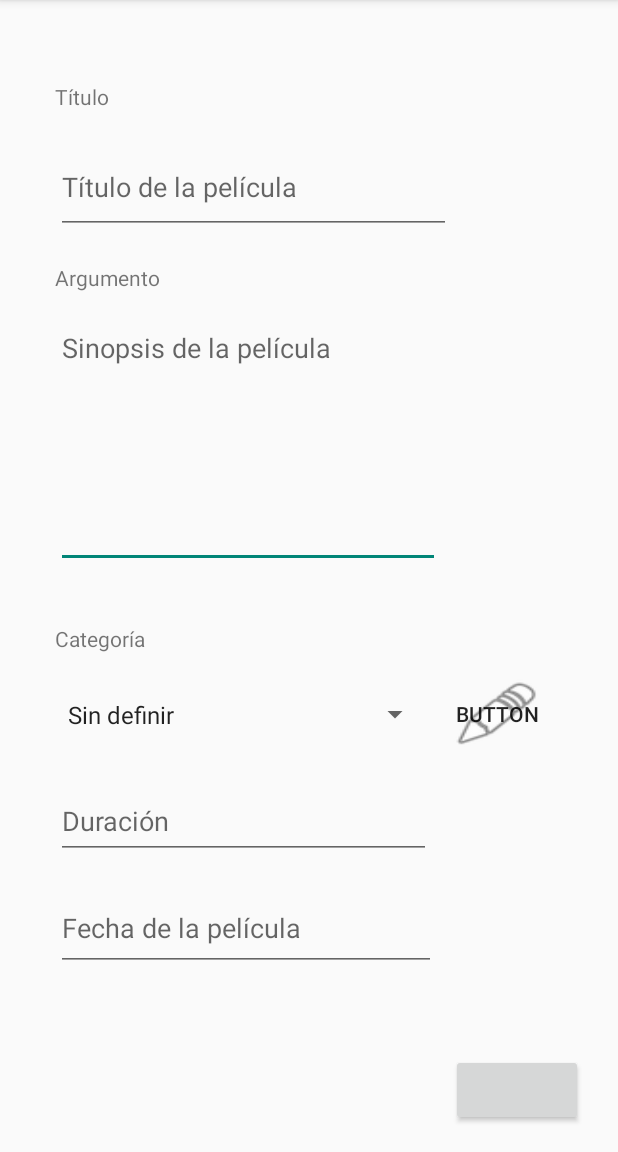
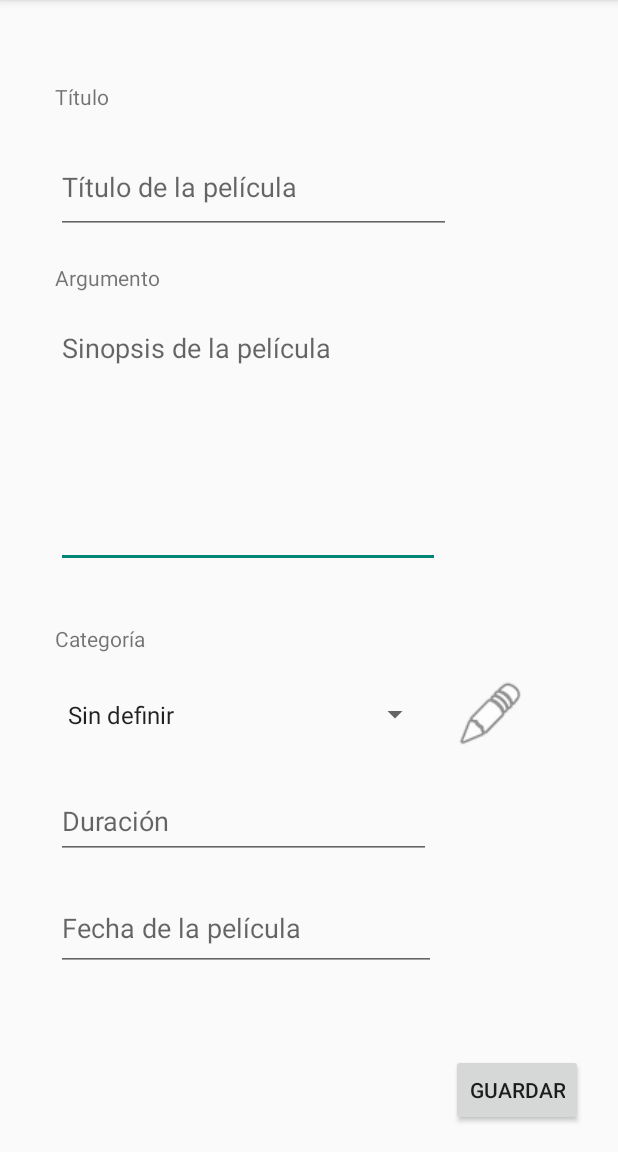
Before and after one commit to uo276467/FavMovies, an Android app: the screen it shows after launch (MainActivity), on a phone screen of 412 x 824 dp, the part 84-1236 px from its top. Run offline under Robolectric (Android 15) with nearby library versions, the phone set to English and light mode, and no system bars.

Commit message:
Sesión 2 corregida

```diff
--- a/app/src/main/res/layout/activity_categoria.xml
+++ b/app/src/main/res/layout/activity_categoria.xml
@@ -22,6 +22,7 @@
         android:id="@+id/textView2"
         android:layout_width="wrap_content"
         android:layout_height="wrap_content"
+        android:text="@string/nombre_categoria"
         app:layout_constraintBottom_toBottomOf="parent"
         app:layout_constraintEnd_toEndOf="parent"
         app:layout_constraintHorizontal_bias="0.083"
@@ -34,6 +35,7 @@
         android:id="@+id/textView5"
         android:layout_width="wrap_content"
         android:layout_height="wrap_content"
+        android:text="@string/descripcion_categoria"
         app:layout_constraintBottom_toBottomOf="parent"
         app:layout_constraintEnd_toEndOf="parent"
         app:layout_constraintHorizontal_bias="0.091"
--- a/app/src/main/res/layout/activity_main.xml
+++ b/app/src/main/res/layout/activity_main.xml
@@ -68,6 +68,7 @@
         android:id="@+id/buttonGuardar"
         android:layout_width="wrap_content"
         android:layout_height="wrap_content"
+        android:text="@string/guardar"
         app:layout_constraintBottom_toBottomOf="parent"
         app:layout_constraintEnd_toEndOf="parent"
         app:layout_constraintHorizontal_bias="0.928"
@@ -104,10 +105,9 @@
 
     <Button
         android:id="@+id/buttonEditar"
-        android:layout_width="61dp"
+        android:layout_width="47dp"
         android:layout_height="48dp"
         android:background="@android:drawable/ic_menu_edit"
-        android:text="Button"
         app:layout_constraintBottom_toBottomOf="parent"
         app:layout_constraintEnd_toEndOf="parent"
         app:layout_constraintHorizontal_bias="0.206"
```
Also changed, not shown: app/src/main/java/com/example/favmovies/MainActivity.java (+6 -5 lines).
